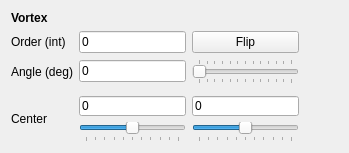
Qt form nplab/instrument/electronics/SLM/ui_vortexbeam.ui (nanophotonics/nplab) before a commit.
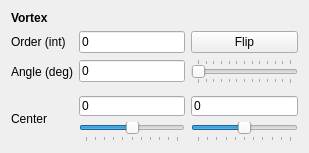
The same form after that commit.

Diff of the .ui file:
```diff
--- a/nplab/instrument/electronics/SLM/ui_vortexbeam.ui
+++ b/nplab/instrument/electronics/SLM/ui_vortexbeam.ui
@@ -6,7 +6,7 @@
    <rect>
     <x>0</x>
     <y>0</y>
-    <width>349</width>
+    <width>309</width>
     <height>124</height>
    </rect>
   </property>
@@ -47,7 +47,7 @@
      </property>
      <property name="sizeHint" stdset="0">
       <size>
-       <width>40</width>
+       <width>0</width>
        <height>20</height>
       </size>
      </property>
```
